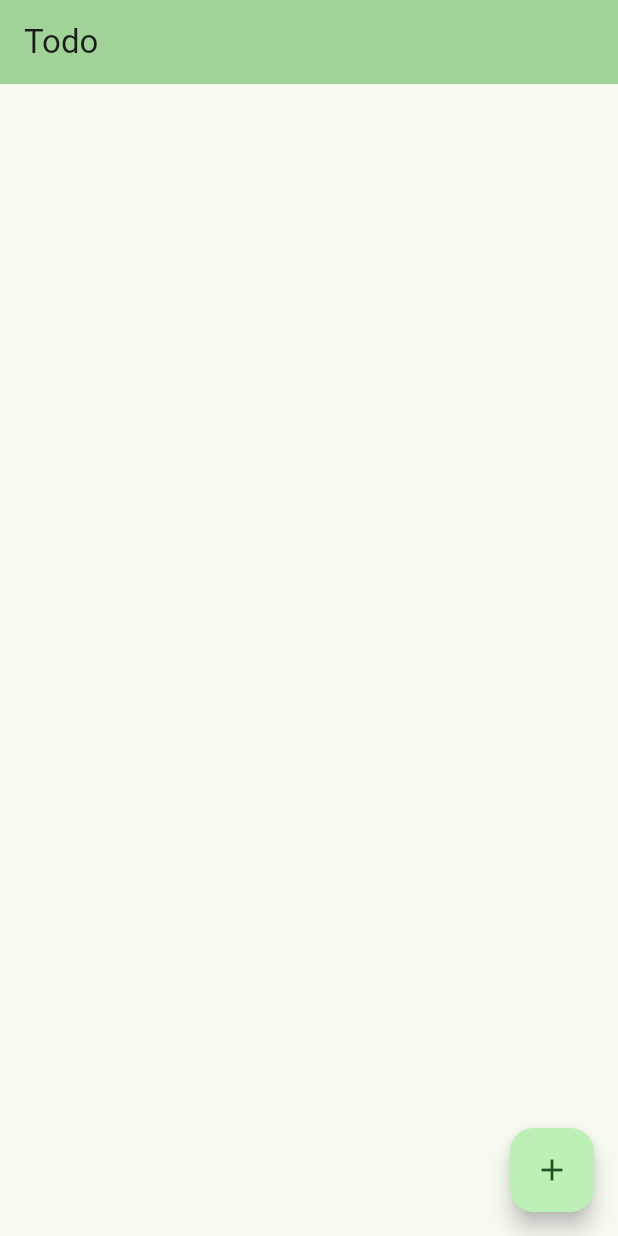
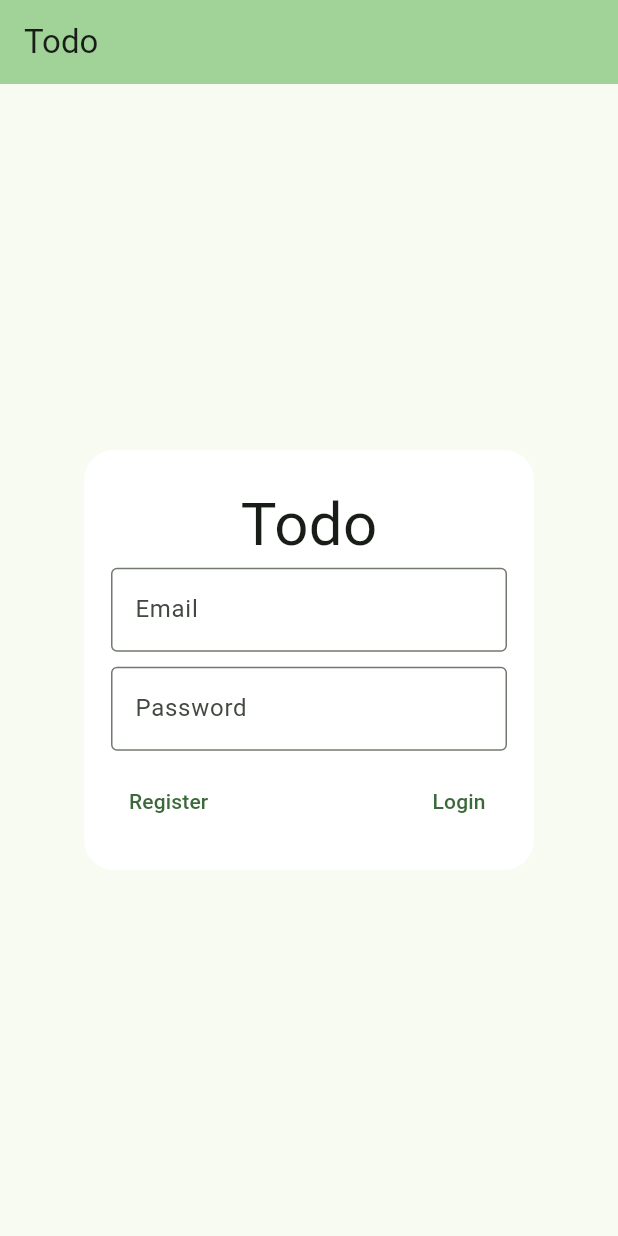
Before and after one commit to Napatsonduangjan/todo_list, a Flutter app: the screen it shows after launch, on a phone screen of 412 x 824 dp. Run offline on Flutter 3.47's test engine with Material 3 defaults, Android fonts, the phone set to English and light mode, and no system bars; our stand-ins replace cloud_firestore, firebase_auth, firebase_core; accounts and stored records are empty.

Commit message:
signin/signup

```diff
--- a/lib/main.dart
+++ b/lib/main.dart
@@ -1,6 +1,7 @@
 import 'package:cloud_firestore/cloud_firestore.dart';
 import 'package:firebase_core/firebase_core.dart';
 import 'package:flutter/material.dart';
+import 'package:todo_list/screen/Signin.dart';
 
 void main() async {
   WidgetsFlutterBinding.ensureInitialized();
@@ -18,7 +19,7 @@ class MainApp extends StatelessWidget {
         colorScheme: ColorScheme.fromSeed(seedColor: Color(0xFF1EE947)),
         useMaterial3: true,
       ),
-      home: const TodaApp(),
+      home: const SigninScreen(),
     );
   }
 }
--- /dev/null
+++ b/lib/screen/Signin.dart
@@ -0,0 +1,98 @@
+import 'package:flutter/material.dart';
+import 'package:todo_list/main.dart';
+import 'package:todo_list/screen/Signup.dart';
+import 'package:todo_list/service/auth_service.dart';
+
+class SigninScreen extends StatefulWidget {
+  const SigninScreen({super.key});
+
+  @override
+  State<SigninScreen> createState() => _SigninScreenState();
+}
+
+class _SigninScreenState extends State<SigninScreen> {
+  final TextEditingController emailController = TextEditingController();
+  final TextEditingController passwordController = TextEditingController();
+
+  @override
+  void dispose() {
+    emailController.dispose();
+    passwordController.dispose();
+    super.dispose();
+  }
+
+  @override
+  Widget build(BuildContext context) {
+    return Scaffold(
+      appBar: AppBar(
+        title: const Text("Todo"),
+        backgroundColor: Theme.of(context).colorScheme.inversePrimary,
+      ),
+      body: Center(
+        child: Container(
+          height: 280,
+          width: 300,
+          padding: const EdgeInsets.all(18),
+          decoration: BoxDecoration(
+              color: Colors.white,
+              borderRadius: BorderRadius.all(Radius.circular(20))),
+          child: Column(
+            mainAxisAlignment: MainAxisAlignment.center,
+            children: [
+              const Text(
+                "Todo",
+                style: TextStyle(fontSize: 40),
+              ),
+              TextField(
+                controller: emailController,
+                decoration: const InputDecoration(
+                    labelText: "Email", border: OutlineInputBorder()),
+              ),
+              const SizedBox(height: 10),
+              TextField(
+                controller: passwordController,
+                decoration: const InputDecoration(
+                    labelText: "Password", border: OutlineInputBorder()),
+                obscureText: true,
+              ),
+              const SizedBox(height: 10),
+              Row(
+                mainAxisAlignment: MainAxisAlignment.spaceBetween,
+                children: [
+                  TextButton(
+                    onPressed: () {
+                      Navigator.pushReplacement(
+                        context,
+                        MaterialPageRoute(builder: (context) => SignupScreen()),
+                      );
+                    },
+                    child: const Text("Register"),
+                  ),
+                  TextButton(
+                    onPressed: () async {
+                      var res = await AuthService().signin(
+                        email: emailController.text,
+                        password: passwordController.text,
+                      );
+
+                      if (res == "success") {
+                        Navigator.pushReplacement(
+                          context,
+                          MaterialPageRoute(builder: (context) => TodaApp()),
+                        );
+                      } else {
+                        print("Login failed with message: $res");
+                        ScaffoldMessenger.of(context).showSnackBar(SnackBar(content: Text(res!)));
+                      }
+                    },
+                    child: const Text("Login"),
+                  )
+                ],
+              )
+            ],
+          ),
+        ),
+      ),
+    );
+  }
+}
--- /dev/null
+++ b/lib/service/auth_service.dart
@@ -0,0 +1,40 @@
+import 'package:firebase_auth/firebase_auth.dart';
+
+class AuthService {
+  Future<String?> reqistration(
+      {required String email,
+      required String password,
+      required String confirm}) async {
+    try {
+      //check password == confirm
+
+      await FirebaseAuth.instance
+          .createUserWithEmailAndPassword(email: email, password: password);
+      return 'success';
+    } on FirebaseAuthException catch (e) {
+      return e.message;
+    } catch (e) {
+      return e.toString();
+    }
+
+  }
+  Future<void> logout() async {
+  await FirebaseAuth.instance.signOut();
+}
+
+
+  Future<String?> signin({
+    required String email,
+    required String password,
+  }) async {
+    try {
+      await FirebaseAuth.instance
+          .signInWithEmailAndPassword(email: email, password: password);
+      return 'success';
+    } on FirebaseAuthException catch (e) {
+      return e.message;
+    } catch (e) {
+      return e.toString();
+    }
+  }
+}
--- a/pubspec.yaml
+++ b/pubspec.yaml
@@ -37,6 +37,7 @@ dependencies:
   cupertino_icons: ^1.0.6
   firebase_core: ^3.5.0
   cloud_firestore: ^5.4.2
+  firebase_auth: ^5.3.0
 
 dev_dependencies:
   flutter_test:
```
Also changed, not shown: lib/screen/Signup.dart (added, +120 -0 lines), pubspec.lock, 4 other files.
